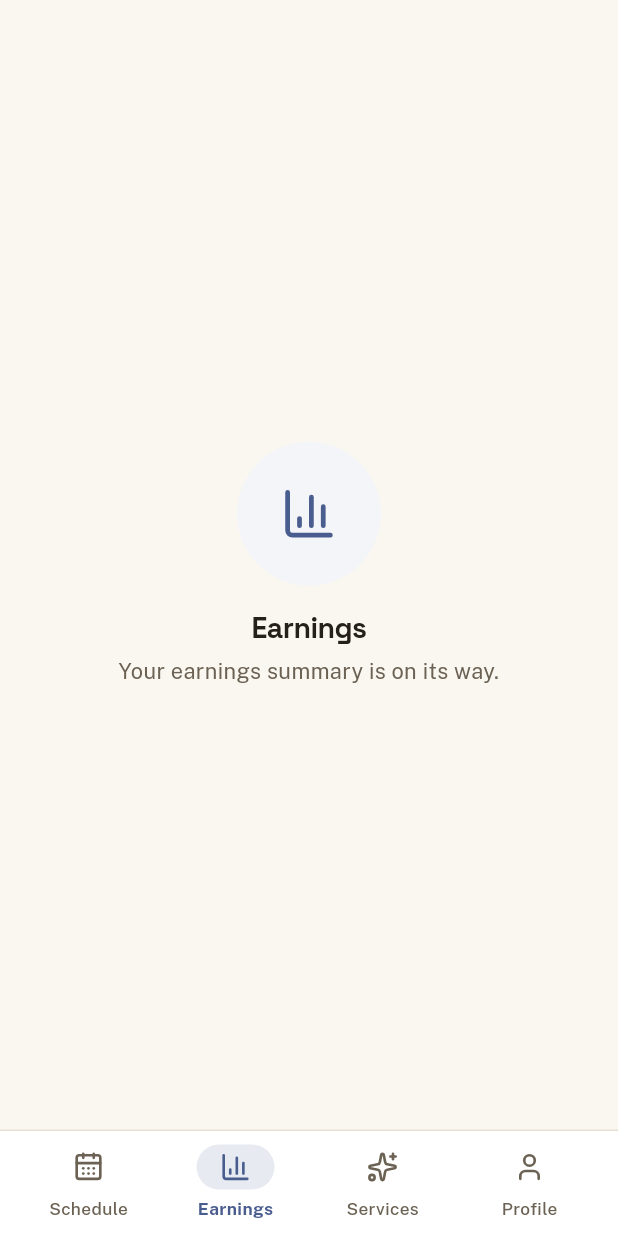
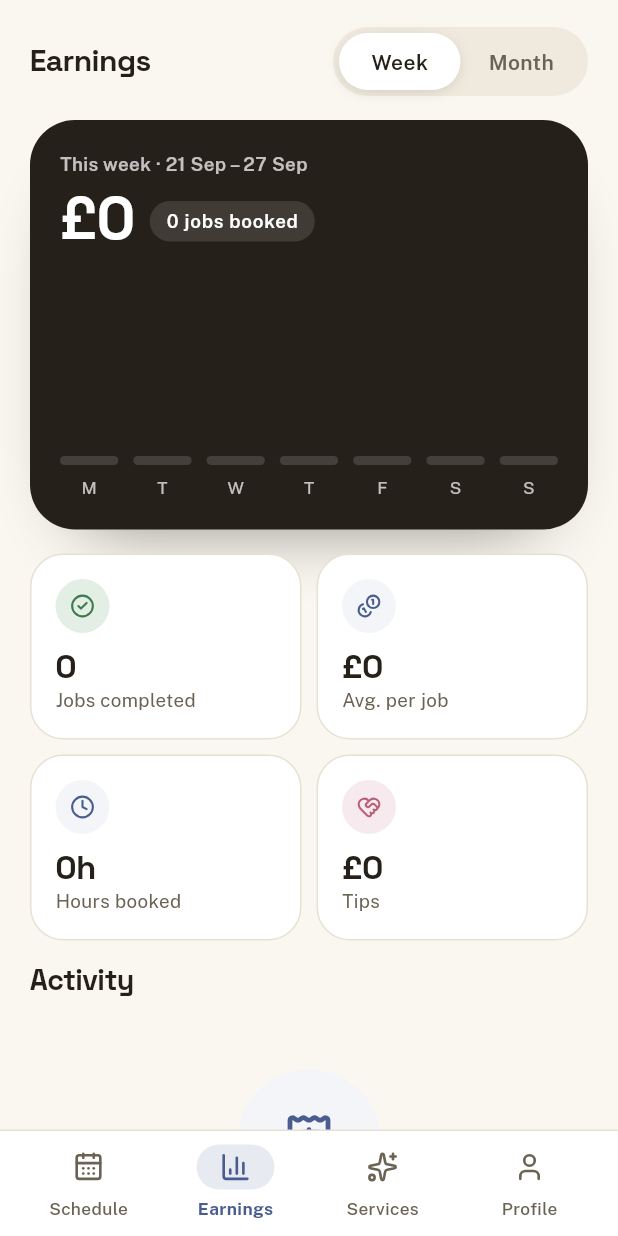
Before and after one commit to JasonWilmans1975/spotless-cleaner, a Flutter app: the HomeScreen screen opened directly with empty values, item 2 of the bottom bar chosen, on a phone screen of 412 x 824 dp. Run offline on Flutter 3.47's test engine with Material 3 defaults, Android fonts, the light colour scheme and no system bars; our stand-ins replace flutter_dotenv, image_picker, lucide_icons_flutter, supabase_flutter; accounts and stored records are empty; network calls fail.

Commit message:
Committing step 9

```diff
--- /dev/null
+++ b/lib/screens/earnings_tab.dart
@@ -0,0 +1,368 @@
+import 'package:flutter/material.dart';
+import 'package:flutter/services.dart';
+import 'package:lucide_icons_flutter/lucide_icons.dart';
+
+import '../api_client.dart';
+import '../format.dart';
+import '../theme/spotless_theme.dart';
+import '../ui/layout.dart';
+import '../ui/pickers.dart';
+import '../ui/tiles.dart';
+import 'schedule_tab.dart';
+
+enum EarningsPeriod { week, month }
+
+typedef EarningsBar = ({String label, int cents});
+
+/// Everything the Earnings tab shows for one period.
+typedef EarningsSummary = ({
+  String label, // "This week · 28 Sep – 4 Oct"
+  int bookedCents, // confirmed + completed jobs dated in the period
+  int jobs,
+  int completedJobs,
+  int minutes,
+  int tipsCents,
+  int avgCents,
+  List<EarningsBar> bars,
+  List<CleanerBooking> activity, // everything but requests, newest first
+});
+
+const _monthShort = ['Jan', 'Feb', 'Mar', 'Apr', 'May', 'Jun', 'Jul', 'Aug', 'Sep', 'Oct', 'Nov', 'Dec'];
+
+/// Earnings for the week (Mon–Sun) or calendar month containing [now].
+/// "Booked" = confirmed + completed, like the Schedule's THIS WEEK card;
+/// tips come from reviews on jobs in the period.
+EarningsSummary earningsFor(List<CleanerBooking> bookings, List<Review> reviews, EarningsPeriod period, DateTime now) {
+  final DateTime first, last;
+  final String label;
+  if (period == EarningsPeriod.week) {
+    first = weekStart(now);
+    last = DateTime(first.year, first.month, first.day + 6);
+    String d(DateTime x) => '${x.day} ${_monthShort[x.month - 1]}';
+    label = 'This week · ${d(first)} – ${d(last)}';
+  } else {
+    first = DateTime(now.year, now.month, 1);
+    last = DateTime(now.year, now.month + 1, 0);
+    label = 'This month · ${monthYear(now)}';
+  }
+  final from = isoDate(first), to = isoDate(last);
+  bool inPeriod(CleanerBooking b) => b.date.compareTo(from) >= 0 && b.date.compareTo(to) <= 0;
+  final booked = bookings.where((b) => inPeriod(b) && (b.status == 'confirmed' || b.status == 'completed')).toList();
+
+  final centsByDate = <String, int>{};
+  for (final b in booked) {
+    centsByDate[b.date] = (centsByDate[b.date] ?? 0) + b.priceCents;
+  }
+  int sumDays(DateTime a, DateTime b) {
+    var total = 0;
+    for (var d = a; !d.isAfter(b); d = DateTime(d.year, d.month, d.day + 1)) {
+      total += centsByDate[isoDate(d)] ?? 0;
+    }
+    return total;
+  }
+
+  final bars = <EarningsBar>[];
+  if (period == EarningsPeriod.week) {
+    const letters = ['M', 'T', 'W', 'T', 'F', 'S', 'S'];
+    for (var n = 0; n < 7; n++) {
+      final day = DateTime(first.year, first.month, first.day + n);
+      bars.add((label: letters[n], cents: sumDays(day, day)));
+    }
+  } else {
+    for (var start = 1; start <= last.day; start += 7) {
+      final end = (start + 6).clamp(1, last.day);
+      bars.add((
+        label: '$start–$end',
+        cents: sumDays(DateTime(first.year, first.month, start), DateTime(first.year, first.month, end)),
+      ));
+    }
+  }
+
+  final bookedIds = {for (final b in booked) b.id};
+  final cents = booked.fold(0, (sum, b) => sum + b.priceCents);
+  return (
+    label: label,
+    bookedCents: cents,
+    jobs: booked.length,
+    completedJobs: booked.where((b) => b.status == 'completed').length,
+    minutes: booked.fold(0, (sum, b) => sum + bookingMinutes(b)),
+    tipsCents: reviews.where((r) => bookedIds.contains(r.bookingId)).fold(0, (sum, r) => sum + r.tipCents),
+    avgCents: booked.isEmpty ? 0 : (cents / booked.length).round(),
+    bars: bars,
+    activity: bookings.where((b) => inPeriod(b) && b.status != 'pending').toList()
+      ..sort((a, b) => '${b.date} ${b.startTime}'.compareTo('${a.date} ${a.startTime}')),
+  );
+}
+
+/// What the cleaner has earned and has booked, by week or month. Bookings come
+/// from HomeScreen (same list as the Schedule); tips from their reviews.
+class EarningsTab extends StatefulWidget {
+  final List<CleanerBooking> bookings;
+  final bool loading;
+  final Future<void> Function() onRefresh;
+  final ValueChanged<CleanerBooking>? onOpenJob;
+
+  /// Load override for tests; defaults to the API.
+  final Future<List<Review>> Function()? loadReviews;
+
+  const EarningsTab({
+    super.key,
+    required this.bookings,
+    required this.loading,
+    required this.onRefresh,
+    this.onOpenJob,
+    this.loadReviews,
+  });
+
+  @override
+  State<EarningsTab> createState() => _EarningsTabState();
+}
+
+class _EarningsTabState extends State<EarningsTab> {
+  EarningsPeriod _period = EarningsPeriod.week;
+  List<Review> _reviews = const [];
+
+  @override
+  void initState() {
+    super.initState();
+    _loadReviews();
+  }
+
+  Future<void> _loadReviews() async {
+    try {
+      final reviews = await (widget.loadReviews ?? ApiClient().getMyReviews)();
+      if (mounted) setState(() => _reviews = reviews);
+    } catch (_) {
+      // Tips are a nice-to-have; the rest comes from bookings.
+    }
+  }
+
+  Future<void> _refresh() => Future.wait([widget.onRefresh(), _loadReviews()]);
+
+  @override
+  Widget build(BuildContext context) {
+    final summary = earningsFor(widget.bookings, _reviews, _period, DateTime.now());
+    var i = 0;
+    Widget section(Widget child) => Padding(
+          padding: const EdgeInsets.only(bottom: 16),
+          child: FadeSlideIn(index: i++, child: child),
+        );
+
+    return AnnotatedRegion<SystemUiOverlayStyle>(
+      value: SystemUiOverlayStyle.dark,
+      child: Scaffold(
+        body: Column(children: [
+          ScreenHeader(
+            title: 'Earnings',
+            trailing: [
+              SizedBox(
+                width: 170,
+                child: SegmentedPills(
+                  labels: const ['Week', 'Month'],
+                  selected: _period.index,
+                  onSelected: (n) => setState(() => _period = EarningsPeriod.values[n]),
+                ),
+              ),
+            ],
+          ),
+          Expanded(
+            child: RefreshIndicator(
+              onRefresh: _refresh,
+              child: widget.loading
+                  ? ListView(children: const [Padding(padding: EdgeInsets.all(40), child: Center(child: CircularProgressIndicator()))])
+                  : ListView(
+                      padding: const EdgeInsets.fromLTRB(20, 4, 20, 24),
+                      children: [
+                        section(_Hero(summary: summary)),
+                        // TODO(redesign): "Add payout details" prompt → payout screen (kRedesignPayouts).
+                        section(_StatGrid(summary: summary)),
+                        section(const SectionHeader('Activity')),
+                        if (summary.activity.isEmpty)
+                          section(EmptyState(
+                            icon: LucideIcons.receipt,
+                            title: 'Nothing in this ${_period == EarningsPeriod.week ? 'week' : 'month'} yet',
+                            message: 'Accepted and finished jobs will show up here.',
+                          ))
+                        else
+                          section(SpotlessCard(
+                            padding: const EdgeInsets.symmetric(horizontal: 16, vertical: 4),
+                            child: Column(children: [
+                              for (var n = 0; n < summary.activity.length; n++) ...[
+                                if (n > 0) const Divider(),
+                                _ActivityRow(
+                                  booking: summary.activity[n],
+                                  onTap: widget.onOpenJob == null ? null : () => widget.onOpenJob!(summary.activity[n]),
+                                ),
+                              ],
+                            ]),
+                          )),
+                      ],
+                    ),
+            ),
+          ),
+        ]),
+      ),
+    );
+  }
+}
+
+class _Hero extends StatelessWidget {
+  const _Hero({required this.summary});
+  final EarningsSummary summary;
+
+  @override
+  Widget build(BuildContext context) {
+    final s = context.tokens;
+    final bars = summary.bars;
+    final maxCents = bars.fold(0, (m, b) => b.cents > m ? b.cents : m);
+    const chartHeight = 150.0, labelSpace = 36.0;
+    return SpotlessHeroCard(
+      child: Column(crossAxisAlignment: CrossAxisAlignment.stretch, children: [
+        Text(summary.label, style: TextStyle(fontSize: 12.5, fontWeight: FontWeight.w600, color: s.heroMuted)),
+        const SizedBox(height: 6),
+        Wrap(crossAxisAlignment: WrapCrossAlignment.end, spacing: 10, runSpacing: 6, children: [
+          AnimatedSwitcher(
+            duration: const Duration(milliseconds: 220),
+            child: Text(
+              formatMoney(summary.bookedCents),
+              key: ValueKey(summary.bookedCents),
+              style: s.heading(40, color: s.heroInk).copyWith(height: 1),
+            ),
+          ),
+          Padding(
+            padding: const EdgeInsets.only(bottom: 4),
+            child: SpotlessPill('${summary.jobs} ${summary.jobs == 1 ? 'job' : 'jobs'} booked', colors: (s.heroChip, s.heroInk)),
+          ),
+        ]),
+        const SizedBox(height: 18),
+        SizedBox(
+          height: chartHeight,
+          child: Semantics(
+            label: [for (final b in bars) '${b.label}: ${formatMoney(b.cents)}'].join(', '),
+            excludeSemantics: true,
+            child: Row(crossAxisAlignment: CrossAxisAlignment.end, children: [
+              for (var n = 0; n < bars.length; n++) ...[
+                if (n > 0) const SizedBox(width: 10),
+                Expanded(
+                  child: Column(mainAxisAlignment: MainAxisAlignment.end, children: [
+                    FittedBox(
+                      fit: BoxFit.scaleDown,
+                      child: Text(bars[n].cents == 0 ? ' ' : formatMoney(bars[n].cents),
+                          style: TextStyle(fontSize: 11, fontWeight: FontWeight.w700, color: s.heroInk)),
+                    ),
+                    const SizedBox(height: 6),
+                    TweenAnimationBuilder<double>(
+                      tween: Tween(end: maxCents == 0 ? 0 : bars[n].cents / maxCents),
+                      duration: MediaQuery.disableAnimationsOf(context) ? Duration.zero : const Duration(milliseconds: 420),
+                      curve: Curves.easeOutCubic,
+                      builder: (context, v, _) => Container(
+                        height: 6 + (chartHeight - labelSpace - 6 - 18) * v,
+                        decoration: BoxDecoration(
+                          color: bars[n].cents == 0 ? Colors.white.withValues(alpha: .14) : s.heroAccent,
+                          borderRadius: BorderRadius.circular(8),
+                        ),
+                      ),
+                    ),
+                    const SizedBox(height: 6),
+                    FittedBox(
+                      fit: BoxFit.scaleDown,
+                      child: Text(bars[n].label, style: TextStyle(fontSize: 11.5, color: s.heroMuted)),
+                    ),
+                  ]),
+                ),
+              ],
+            ]),
+          ),
+        ),
+      ]),
+    );
+  }
+}
+
+class _StatGrid extends StatelessWidget {
+  const _StatGrid({required this.summary});
+  final EarningsSummary summary;
+
+  @override
+  Widget build(BuildContext context) {
+    final s = context.tokens;
+    Widget tile(IconData icon, String value, String label, {Color? bg, Color? fg}) => Container(
+          padding: const EdgeInsets.all(16),
+          decoration: BoxDecoration(
+            color: Colors.white,
+            border: Border.all(color: s.line),
+            borderRadius: BorderRadius.circular(s.radius),
+          ),
+          child: Column(crossAxisAlignment: CrossAxisAlignment.start, children: [
+            IconTile(icon, size: 36, circle: true, background: bg, foreground: fg),
+            const SizedBox(height: 10),
+            FittedBox(fit: BoxFit.scaleDown, alignment: Alignment.centerLeft, child: Text(value, style: s.heading(22))),
+            Text(label, style: TextStyle(fontSize: 12.5, color: s.muted), maxLines: 1, overflow: TextOverflow.ellipsis),
+          ]),
+        );
+    return Column(children: [
+      Row(children: [
+        Expanded(child: tile(LucideIcons.circleCheck, '${summary.completedJobs}', 'Jobs completed', bg: s.greenSoft, fg: s.green)),
+        const SizedBox(width: 10),
+        Expanded(child: tile(LucideIcons.coins, formatMoney(summary.avgCents), 'Avg. per job')),
+      ]),
+      const SizedBox(height: 10),
+      Row(children: [
+        Expanded(child: tile(LucideIcons.clock, hoursLabel(summary.minutes), 'Hours booked')),
+        const SizedBox(width: 10),
+        Expanded(
+          child: tile(LucideIcons.heartHandshake, formatMoney(summary.tipsCents), 'Tips',
+              bg: s.accentSoft, fg: context.colors.secondary),
+        ),
+      ]),
+    ]);
+  }
+}
+
+class _ActivityRow extends StatelessWidget {
+  const _ActivityRow({required this.booking, required this.onTap});
+  final CleanerBooking booking;
+  final VoidCallback? onTap;
+
+  @override
+  Widget build(BuildContext context) {
+    final s = context.tokens;
+    final b = booking;
+    final d = DateTime.tryParse(b.date);
+    final cancelled = b.status == 'cancelled';
+    final (label, colors) = switch (b.status) {
+      'completed' => ('Completed', s.approved),
+      'cancelled' => ('Cancelled', s.cancelled),
+      _ => ('Booked', s.confirmed),
+    };
+    return InkWell(
+      onTap: onTap,
+      child: Padding(
+        padding: const EdgeInsets.symmetric(vertical: 12),
+        child: Row(children: [
+          IconTile(serviceIcon(b.serviceSlug), size: 40),
+          const SizedBox(width: 12),
+          Expanded(
+            child: Column(crossAxisAlignment: CrossAxisAlignment.start, children: [
+              Text(b.serviceName, style: const TextStyle(fontSize: 14.5, fontWeight: FontWeight.w600), maxLines: 1, overflow: TextOverflow.ellipsis),
+              Text('${d == null ? b.date : shortDate(d).replaceFirst(',', '')} · ${b.ref}',
+                  style: TextStyle(fontSize: 12.5, color: s.muted), maxLines: 1, overflow: TextOverflow.ellipsis),
+            ]),
+          ),
+          const SizedBox(width: 8),
+          Column(crossAxisAlignment: CrossAxisAlignment.end, children: [
+            Text(formatMoney(b.priceCents),
+                style: TextStyle(
+                  fontSize: 15,
+                  fontWeight: FontWeight.w700,
+                  color: cancelled ? s.muted : null,
+                  decoration: cancelled ? TextDecoration.lineThrough : null,
+                )),
+            const SizedBox(height: 4),
+            SpotlessPill(label, colors: colors),
+          ]),
+        ]),
+      ),
+    );
+  }
+}
--- a/lib/screens/home_screen.dart
+++ b/lib/screens/home_screen.dart
@@ -9,6 +9,7 @@ import 'package:lucide_icons_flutter/lucide_icons.dart';
 import '../api_client.dart';
 import '../format.dart';
 import '../ui/layout.dart';
+import 'earnings_tab.dart';
 import 'job_screen.dart';
 import 'login_screen.dart';
 import 'profile_tab.dart';
@@ -170,13 +171,11 @@ class _HomeScreenState extends State<HomeScreen> with WidgetsBindingObserver {
                     unread: unreadByBooking(_messages),
                     onOpenJob: _openJob,
                   ),
-                  // TODO(redesign): step 9 — Earnings (07-earnings).
-                  const Center(
-                    child: EmptyState(
-                      icon: LucideIcons.chartColumn,
-                      title: 'Earnings',
-                      message: "Your earnings summary is on its way.",
-                    ),
+                  EarningsTab(
+                    bookings: bookings,
+                    loading: _loadingBookings && _bookings == null,
+                    onRefresh: _loadBookings,
+                    onOpenJob: _openJob,
                   ),
                   ServicesTab(cleanerId: _cleaner.id),
                   ProfileTab(
```
Also changed, not shown: 1 other file.
